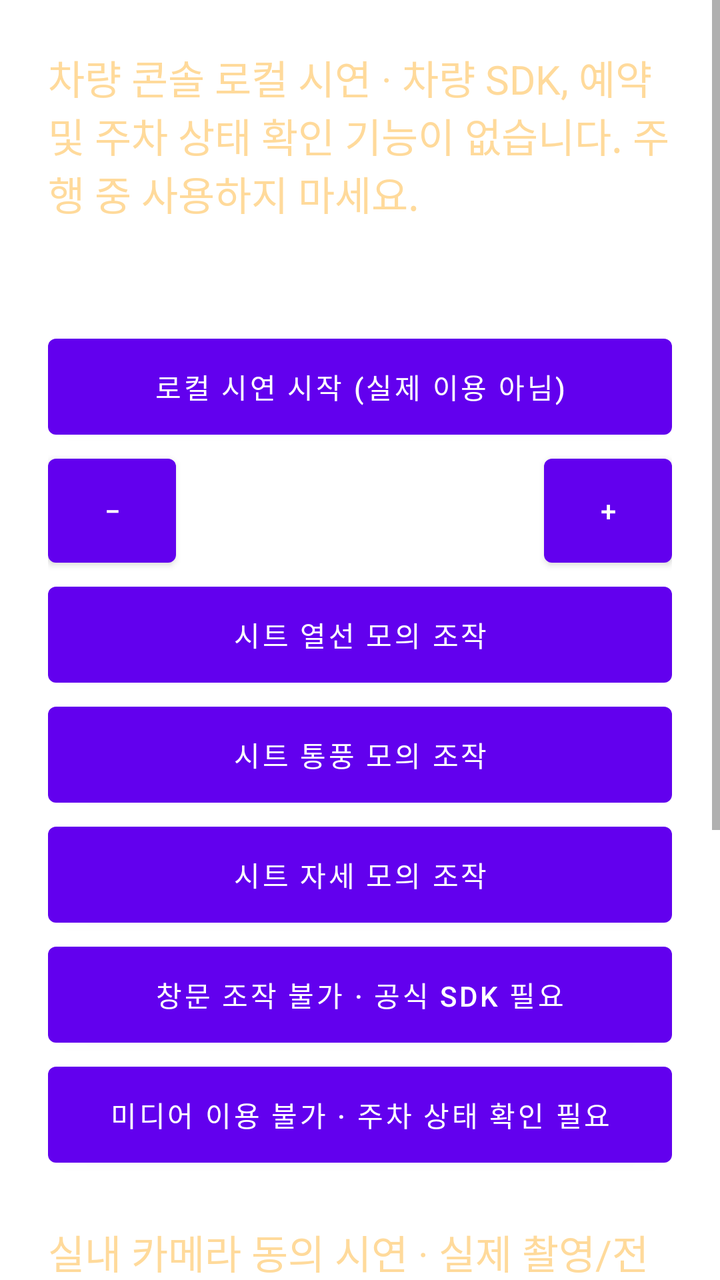
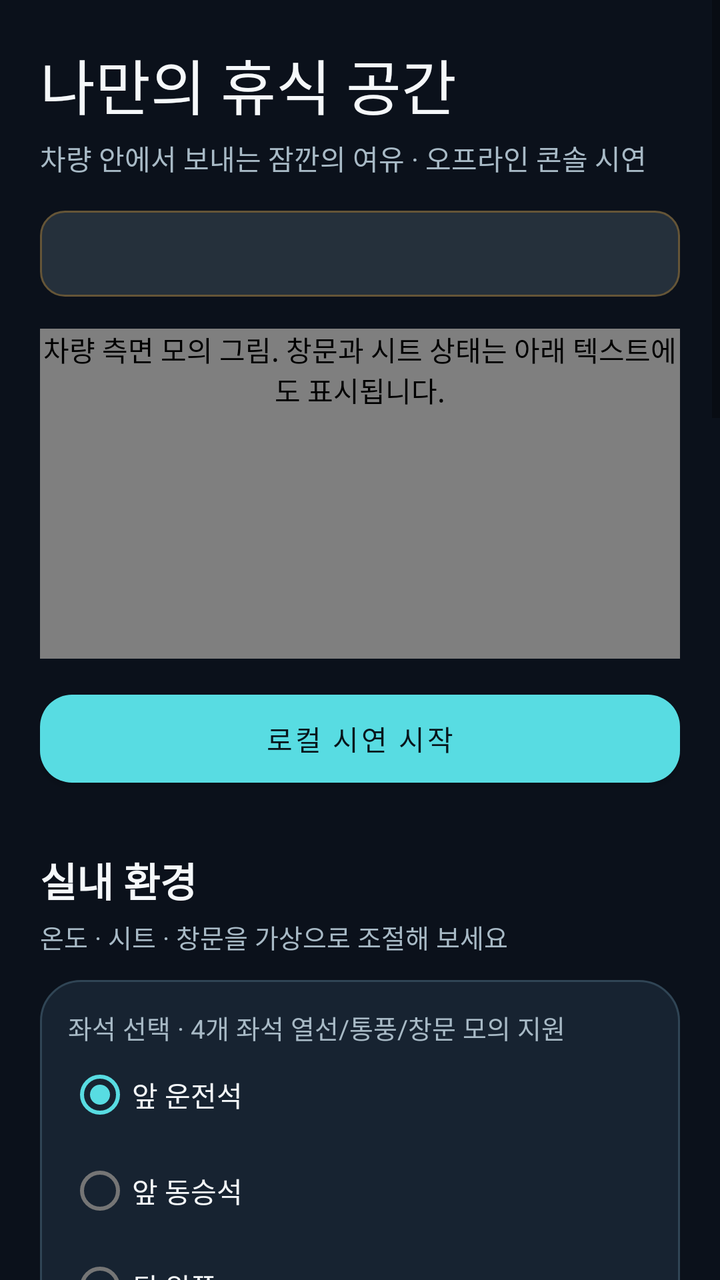

Compare the two renders of this Android layout. The source of the first and the diff that turns it into the second are given below.
<!-- AndroidManifest.xml: application theme Theme.MyApplication -->
<!-- res/layout/fragment_car_rest_control.xml -->
<?xml version="1.0" encoding="utf-8"?>
<ScrollView xmlns:android="http://schemas.android.com/apk/res/android"
    android:layout_width="match_parent" android:layout_height="match_parent" android:fillViewport="true">
    <LinearLayout android:layout_width="match_parent" android:layout_height="wrap_content"
        android:orientation="vertical" android:padding="24dp">
        <TextView android:layout_width="match_parent" android:layout_height="wrap_content"
            android:text="차량 콘솔 로컬 시연 · 차량 SDK, 예약 및 주차 상태 확인 기능이 없습니다. 주행 중 사용하지 마세요."
            android:textColor="#FFDA9B" android:textSize="20sp" />
        <TextView android:id="@+id/tvRestTimer" android:layout_width="match_parent"
            android:layout_height="wrap_content" android:layout_marginTop="20dp"
            android:textColor="#FFFFFF" android:textSize="24sp" />
        <com.google.android.material.button.MaterialButton android:id="@+id/btnStartPreview"
            android:layout_width="match_parent" android:layout_height="60dp" android:text="로컬 시연 시작 (실제 이용 아님)" />
        <LinearLayout android:layout_width="match_parent" android:layout_height="wrap_content"
            android:orientation="horizontal" android:gravity="center_vertical">
            <com.google.android.material.button.MaterialButton android:id="@+id/btnTempMinus"
                android:layout_width="64dp" android:layout_height="64dp" android:text="−" android:contentDescription="모의 온도 낮추기" />
            <TextView android:id="@+id/tvCurrentTemp" android:layout_width="0dp"
                android:layout_height="wrap_content" android:layout_weight="1" android:gravity="center"
                android:textColor="#FFFFFF" android:textSize="22sp" />
            <com.google.android.material.button.MaterialButton android:id="@+id/btnTempPlus"
                android:layout_width="64dp" android:layout_height="64dp" android:text="+" android:contentDescription="모의 온도 높이기" />
        </LinearLayout>
        <com.google.android.material.button.MaterialButton android:id="@+id/btnSeatHeating"
            android:layout_width="match_parent" android:layout_height="60dp" android:text="시트 열선 모의 조작" />
        <com.google.android.material.button.MaterialButton android:id="@+id/btnSeatVentilation"
            android:layout_width="match_parent" android:layout_height="60dp" android:text="시트 통풍 모의 조작" />
        <com.google.android.material.button.MaterialButton android:id="@+id/btnRelaxSeat"
            android:layout_width="match_parent" android:layout_height="60dp" android:text="시트 자세 모의 조작" />
        <com.google.android.material.button.MaterialButton android:id="@+id/btnWindow"
            android:layout_width="match_parent" android:layout_height="60dp" android:text="창문 조작 불가 · 공식 SDK 필요" />
        <com.google.android.material.button.MaterialButton android:id="@+id/btnMedia"
            android:layout_width="match_parent" android:layout_height="60dp" android:text="미디어 이용 불가 · 주차 상태 확인 필요" />
        <TextView android:layout_width="match_parent" android:layout_height="wrap_content"
            android:layout_marginTop="24dp" android:textSize="20sp" android:textColor="#FFDA9B"
            android:text="실내 카메라 동의 시연 · 실제 촬영/전송 없음" />
        <TextView android:id="@+id/tvCameraConsentStatus" android:layout_width="match_parent"
            android:layout_height="wrap_content" android:textSize="18sp" android:textColor="#FFFFFF"
            android:accessibilityLiveRegion="polite" android:text="고객 동의 시연: 꺼짐 · 촬영 및 전송 없음 · 차주 접근 불가" />
        <TextView android:layout_width="match_parent" android:layout_height="wrap_content"
            android:textColor="#FFFFFF" android:text="고객이 직접 선택하는 이 기기 내 상태 표시입니다. 웹과 동기화되지 않으며 차주에게 영상이나 동의 상태가 전달되지 않습니다. 언제든 철회할 수 있습니다." />
        <com.google.android.material.button.MaterialButton android:id="@+id/btnCameraOptIn"
            android:layout_width="match_parent" android:layout_height="60dp" android:text="고객 동의 시연 켜기 (영상 연결 안 됨)" />
        <com.google.android.material.button.MaterialButton android:id="@+id/btnCameraRevoke"
            android:layout_width="match_parent" android:layout_height="60dp" android:text="동의 즉시 철회" />
        <com.google.android.material.button.MaterialButton android:id="@+id/btnCompleteRest"
            android:layout_width="match_parent" android:layout_height="60dp" android:text="로컬 시연 종료 및 동의 철회" />
    </LinearLayout>
</ScrollView>
<!-- resources referenced by this layout -->
<resources>
  <style name="Theme.MyApplication" parent="Theme.MaterialComponents.DayNight.DarkActionBar">
          
          <item name="colorPrimary">@color/purple_500</item>
          <item name="colorPrimaryVariant">@color/purple_700</item>
          <item name="colorOnPrimary">@color/white</item>
          
          <item name="colorSecondary">@color/teal_200</item>
          <item name="colorSecondaryVariant">@color/teal_700</item>
          <item name="colorOnSecondary">@color/black</item>
          
          <item name="android:statusBarColor">?attr/colorPrimaryVariant</item>
          
      </style>
  <color name="purple_500">#FF6200EE</color>
  <color name="purple_700">#FF3700B3</color>
  <color name="white">#FFFFFFFF</color>
  <color name="teal_200">#FF03DAC5</color>
  <color name="teal_700">#FF018786</color>
  <color name="black">#FF000000</color>
</resources>

<!-- the commit's change to res/layout/fragment_car_rest_control.xml (unified diff, before → after) -->
@@ -1,49 +1,189 @@
 <?xml version="1.0" encoding="utf-8"?>
 <ScrollView xmlns:android="http://schemas.android.com/apk/res/android"
-    android:layout_width="match_parent" android:layout_height="match_parent" android:fillViewport="true">
+    xmlns:app="http://schemas.android.com/apk/res-auto"
+    android:layout_width="match_parent" android:layout_height="match_parent"
+    android:background="#0B111B" android:fillViewport="true" android:clipToPadding="false">
     <LinearLayout android:layout_width="match_parent" android:layout_height="wrap_content"
-        android:orientation="vertical" android:padding="24dp">
+        android:orientation="vertical" android:padding="20dp">
         <TextView android:layout_width="match_parent" android:layout_height="wrap_content"
-            android:text="차량 콘솔 로컬 시연 · 차량 SDK, 예약 및 주차 상태 확인 기능이 없습니다. 주행 중 사용하지 마세요."
-            android:textColor="#FFDA9B" android:textSize="20sp" />
+            android:text="나만의 휴식 공간" android:textColor="#F5F8FA"
+            android:fontFamily="sans-serif-light" android:textSize="30sp" />
+        <TextView android:layout_width="match_parent" android:layout_height="wrap_content"
+            android:layout_marginTop="5dp" android:text="차량 안에서 보내는 잠깐의 여유 · 오프라인 콘솔 시연"
+            android:textColor="#A8BAC6" android:textSize="14sp" />
         <TextView android:id="@+id/tvRestTimer" android:layout_width="match_parent"
-            android:layout_height="wrap_content" android:layout_marginTop="20dp"
-            android:textColor="#FFFFFF" android:textSize="24sp" />
+            android:layout_height="wrap_content" android:layout_marginTop="16dp"
+            android:background="@drawable/console_chip" android:padding="12dp"
+            android:textColor="#F6CD8A" android:textSize="14sp" android:accessibilityLiveRegion="polite" />
+        <com.example.myapplication.ui.VehicleSceneView android:id="@+id/vehicleScene"
+            android:layout_width="match_parent" android:layout_height="wrap_content"
+            android:minHeight="165dp" android:layout_marginTop="16dp"
+            android:contentDescription="차량 측면 모의 그림. 창문과 시트 상태는 아래 텍스트에도 표시됩니다." />
         <com.google.android.material.button.MaterialButton android:id="@+id/btnStartPreview"
-            android:layout_width="match_parent" android:layout_height="60dp" android:text="로컬 시연 시작 (실제 이용 아님)" />
+            style="@style/Widget.MaterialComponents.Button"
+            android:layout_width="match_parent" android:layout_height="56dp" android:layout_marginTop="12dp"
+            android:text="로컬 시연 시작" app:cornerRadius="16dp" />
+
+        <TextView android:layout_width="match_parent" android:layout_height="wrap_content"
+            android:layout_marginTop="28dp" android:text="실내 환경" android:textColor="#F5F8FA"
+            android:textSize="20sp" android:textStyle="bold" />
+        <TextView android:layout_width="match_parent" android:layout_height="wrap_content"
+            android:layout_marginTop="4dp" android:text="온도 · 시트 · 창문을 가상으로 조절해 보세요"
+            android:textColor="#A8BAC6" android:textSize="13sp" />
         <LinearLayout android:layout_width="match_parent" android:layout_height="wrap_content"
-            android:orientation="horizontal" android:gravity="center_vertical">
-            <com.google.android.material.button.MaterialButton android:id="@+id/btnTempMinus"
-                android:layout_width="64dp" android:layout_height="64dp" android:text="−" android:contentDescription="모의 온도 낮추기" />
-            <TextView android:id="@+id/tvCurrentTemp" android:layout_width="0dp"
-                android:layout_height="wrap_content" android:layout_weight="1" android:gravity="center"
-                android:textColor="#FFFFFF" android:textSize="22sp" />
-            <com.google.android.material.button.MaterialButton android:id="@+id/btnTempPlus"
-                android:layout_width="64dp" android:layout_height="64dp" android:text="+" android:contentDescription="모의 온도 높이기" />
+            android:layout_marginTop="12dp" android:background="@drawable/console_card"
+            android:padding="14dp" android:orientation="vertical">
+            <TextView android:layout_width="match_parent" android:layout_height="wrap_content"
+                android:text="좌석 선택 · 4개 좌석 열선/통풍/창문 모의 지원" android:textColor="#A8BAC6" android:textSize="13sp" />
+            <RadioGroup android:id="@+id/seatSelector" android:layout_width="match_parent"
+                android:layout_height="wrap_content" android:orientation="vertical">
+                <RadioButton android:id="@+id/seatDriver" android:layout_width="match_parent" android:layout_height="48dp"
+                    android:text="앞 운전석" android:textColor="#F5F8FA" android:checked="true" />
+                <RadioButton android:id="@+id/seatPassenger" android:layout_width="match_parent" android:layout_height="48dp"
+                    android:text="앞 동승석" android:textColor="#F5F8FA" />
+                <RadioButton android:id="@+id/seatRearLeft" android:layout_width="match_parent" android:layout_height="48dp"
+                    android:text="뒤 왼쪽" android:textColor="#F5F8FA" />
+                <RadioButton android:id="@+id/seatRearRight" android:layout_width="match_parent" android:layout_height="48dp"
+                    android:text="뒤 오른쪽" android:textColor="#F5F8FA" />
+            </RadioGroup>
+            <TextView android:id="@+id/tvSelectedSeat" android:layout_width="match_parent" android:layout_height="wrap_content"
+                android:layout_marginTop="8dp" android:textColor="#58DCE2" android:textSize="16sp"
+                android:textStyle="bold" android:accessibilityLiveRegion="polite" />
+            <TextView android:layout_width="match_parent" android:layout_height="wrap_content"
+                android:layout_marginTop="12dp" android:text="공조 구역 선택 · 뒷좌석은 공동 구역 시연"
+                android:textColor="#A8BAC6" android:textSize="13sp" />
+            <RadioGroup android:id="@+id/climateSelector" android:layout_width="match_parent" android:layout_height="wrap_content"
+                android:orientation="horizontal">
+                <RadioButton android:id="@+id/zoneDriver" android:layout_width="wrap_content" android:layout_height="48dp"
+                    android:text="운전석" android:textColor="#F5F8FA" android:checked="true" />
+                <RadioButton android:id="@+id/zonePassenger" android:layout_width="wrap_content" android:layout_height="48dp"
+                    android:text="동승석" android:textColor="#F5F8FA" />
+                <RadioButton android:id="@+id/zoneRear" android:layout_width="wrap_content" android:layout_height="48dp"
+                    android:text="뒷좌석" android:textColor="#F5F8FA" />
+            </RadioGroup>
+            <TextView android:layout_width="match_parent" android:layout_height="wrap_content"
+                android:text="공조 온도  /  시뮬레이션" android:textColor="#A8BAC6" android:textSize="13sp" />
+            <LinearLayout android:layout_width="match_parent" android:layout_height="wrap_content"
+                android:orientation="horizontal" android:gravity="center_vertical">
+                <com.google.android.material.button.MaterialButton android:id="@+id/btnTempMinus"
+                    style="@style/Widget.MaterialComponents.Button.OutlinedButton"
+                    android:layout_width="56dp" android:layout_height="56dp" android:text="−"
+                    android:contentDescription="모의 온도 낮추기" app:cornerRadius="14dp" />
+                <TextView android:id="@+id/tvCurrentTemp" android:layout_width="0dp"
+                    android:layout_height="wrap_content" android:layout_weight="1" android:gravity="center"
+                    android:textColor="#F5F8FA" android:textSize="23sp" android:accessibilityLiveRegion="polite" />
+                <com.google.android.material.button.MaterialButton android:id="@+id/btnTempPlus"
+                    style="@style/Widget.MaterialComponents.Button.OutlinedButton"
+                    android:layout_width="56dp" android:layout_height="56dp" android:text="+"
+                    android:contentDescription="모의 온도 높이기" app:cornerRadius="14dp" />
+            </LinearLayout>
+            <TextView android:layout_width="match_parent" android:layout_height="wrap_content"
+                android:layout_marginTop="12dp" android:text="시트 모드" android:textColor="#A8BAC6" android:textSize="13sp" />
+            <LinearLayout android:layout_width="match_parent" android:layout_height="wrap_content"
+                android:orientation="horizontal">
+                <com.google.android.material.button.MaterialButton android:id="@+id/btnSeatHeating"
+                    style="@style/Widget.MaterialComponents.Button.OutlinedButton"
+                    android:layout_width="0dp" android:layout_weight="1" android:layout_height="56dp"
+                    android:minWidth="0dp" android:insetLeft="0dp" android:insetRight="0dp"
+                    android:text="열선 꺼짐" android:textSize="12sp" app:cornerRadius="14dp" />
+                <com.google.android.material.button.MaterialButton android:id="@+id/btnSeatVentilation"
+                    style="@style/Widget.MaterialComponents.Button.OutlinedButton"
+                    android:layout_width="0dp" android:layout_weight="1" android:layout_height="56dp"
+                    android:minWidth="0dp" android:insetLeft="0dp" android:insetRight="0dp"
+                    android:text="통풍 꺼짐" android:textSize="12sp" app:cornerRadius="14dp" />
+            </LinearLayout>
+            <TextView android:id="@+id/tvSeatPosition" android:layout_width="match_parent" android:layout_height="wrap_content"
+                android:layout_marginTop="14dp" android:textColor="#F5F8FA" android:textSize="15sp"
+                android:accessibilityLiveRegion="polite" />
+            <TextView android:layout_width="match_parent" android:layout_height="wrap_content"
+                android:text="앞좌석 등받이 각도 · 90–130°" android:textColor="#A8BAC6" android:textSize="13sp" />
+            <SeekBar android:id="@+id/seekRecline" android:layout_width="match_parent" android:layout_height="48dp"
+                android:max="40" android:contentDescription="선택한 앞좌석 모의 등받이 각도, 90에서 130도" />
+            <TextView android:layout_width="match_parent" android:layout_height="wrap_content"
+                android:text="앞좌석 앞뒤 위치 · 0–100%" android:textColor="#A8BAC6" android:textSize="13sp" />
+            <SeekBar android:id="@+id/seekForeAft" android:layout_width="match_parent" android:layout_height="48dp"
+                android:max="100" android:contentDescription="선택한 앞좌석 모의 앞뒤 위치, 0에서 100 퍼센트" />
+            <TextView android:id="@+id/tvWindowStatus" android:layout_width="match_parent"
+                android:layout_height="wrap_content" android:layout_marginTop="14dp"
+                android:textColor="#F5F8FA" android:textSize="15sp" android:accessibilityLiveRegion="polite" />
+            <SeekBar android:id="@+id/seekWindow" android:layout_width="match_parent"
+                android:layout_height="48dp" android:max="100" android:progressTint="#58DCE2"
+                android:thumbTint="#58DCE2" android:progressBackgroundTint="#496171"
+                android:contentDescription="모의 창문 열림 정도, 0에서 100 퍼센트" />
         </LinearLayout>
-        <com.google.android.material.button.MaterialButton android:id="@+id/btnSeatHeating"
-            android:layout_width="match_parent" android:layout_height="60dp" android:text="시트 열선 모의 조작" />
-        <com.google.android.material.button.MaterialButton android:id="@+id/btnSeatVentilation"
-            android:layout_width="match_parent" android:layout_height="60dp" android:text="시트 통풍 모의 조작" />
-        <com.google.android.material.button.MaterialButton android:id="@+id/btnRelaxSeat"
-            android:layout_width="match_parent" android:layout_height="60dp" android:text="시트 자세 모의 조작" />
-        <com.google.android.material.button.MaterialButton android:id="@+id/btnWindow"
-            android:layout_width="match_parent" android:layout_height="60dp" android:text="창문 조작 불가 · 공식 SDK 필요" />
-        <com.google.android.material.button.MaterialButton android:id="@+id/btnMedia"
-            android:layout_width="match_parent" android:layout_height="60dp" android:text="미디어 이용 불가 · 주차 상태 확인 필요" />
+
         <TextView android:layout_width="match_parent" android:layout_height="wrap_content"
-            android:layout_marginTop="24dp" android:textSize="20sp" android:textColor="#FFDA9B"
-            android:text="실내 카메라 동의 시연 · 실제 촬영/전송 없음" />
-        <TextView android:id="@+id/tvCameraConsentStatus" android:layout_width="match_parent"
-            android:layout_height="wrap_content" android:textSize="18sp" android:textColor="#FFFFFF"
-            android:accessibilityLiveRegion="polite" android:text="고객 동의 시연: 꺼짐 · 촬영 및 전송 없음 · 차주 접근 불가" />
+            android:layout_marginTop="26dp" android:text="휴식 콘텐츠" android:textColor="#F5F8FA"
+            android:textSize="20sp" android:textStyle="bold" />
         <TextView android:layout_width="match_parent" android:layout_height="wrap_content"
-            android:textColor="#FFFFFF" android:text="고객이 직접 선택하는 이 기기 내 상태 표시입니다. 웹과 동기화되지 않으며 차주에게 영상이나 동의 상태가 전달되지 않습니다. 언제든 철회할 수 있습니다." />
-        <com.google.android.material.button.MaterialButton android:id="@+id/btnCameraOptIn"
-            android:layout_width="match_parent" android:layout_height="60dp" android:text="고객 동의 시연 켜기 (영상 연결 안 됨)" />
-        <com.google.android.material.button.MaterialButton android:id="@+id/btnCameraRevoke"
-            android:layout_width="match_parent" android:layout_height="60dp" android:text="동의 즉시 철회" />
+            android:layout_marginTop="4dp" android:text="영상 서비스는 이 차량에서 주차 여부를 확인할 수 없습니다"
+            android:textColor="#A8BAC6" android:textSize="13sp" />
+        <LinearLayout android:layout_width="match_parent" android:layout_height="wrap_content"
+            android:layout_marginTop="12dp" android:orientation="vertical"
+            android:background="@drawable/console_card" android:padding="14dp">
+            <com.google.android.material.button.MaterialButton android:id="@+id/btnMedia"
+                style="@style/Widget.MaterialComponents.Button.OutlinedButton"
+                android:layout_width="match_parent" android:layout_height="56dp"
+                android:text="앰비언트 모의 재생" app:cornerRadius="14dp" />
+            <TextView android:layout_width="match_parent" android:layout_height="wrap_content"
+                android:layout_marginTop="8dp" android:text="화면 효과만 변경 · 실제 오디오/영상 재생 없음"
+                android:textColor="#A8BAC6" android:textSize="12sp" />
+            <LinearLayout android:layout_width="match_parent" android:layout_height="wrap_content"
+                android:layout_marginTop="12dp" android:orientation="horizontal">
+                <com.google.android.material.button.MaterialButton android:id="@+id/btnYouTube"
+                    style="@style/Widget.MaterialComponents.Button.OutlinedButton"
+                    android:layout_width="0dp" android:layout_weight="1" android:layout_height="64dp"
+                    android:minWidth="0dp" android:insetLeft="0dp" android:insetRight="0dp"
+                    android:text="▶  YouTube" android:textAllCaps="false" android:textSize="15sp"
+                    app:cornerRadius="14dp" />
+                <com.google.android.material.button.MaterialButton android:id="@+id/btnNetflix"
+                    style="@style/Widget.MaterialComponents.Button.OutlinedButton"
+                    android:layout_width="0dp" android:layout_weight="1" android:layout_height="64dp"
+                    android:minWidth="0dp" android:insetLeft="0dp" android:insetRight="0dp"
+                    android:text="N  Netflix" android:textAllCaps="false" android:textSize="15sp"
+                    app:cornerRadius="14dp" />
+            </LinearLayout>
+            <TextView android:id="@+id/tvVideoAvailability" android:layout_width="match_parent"
+                android:layout_height="wrap_content" android:layout_marginTop="10dp"
+                android:text="차량 영상 실행 불가 · 공식 주차 상태 확인 및 승인된 앱 연동 필요"
+                android:textColor="#F6CD8A" android:textSize="13sp" />
+            <TextView android:layout_width="match_parent" android:layout_height="wrap_content"
+                android:layout_marginTop="5dp"
+                android:text="휴대폰에서 해당 앱을 직접 이용하세요. 차량 화면으로 전송하거나 주행 중 시청하지 마세요."
+                android:textColor="#A8BAC6" android:textSize="12sp" />
+        </LinearLayout>
+
+        <TextView android:layout_width="match_parent" android:layout_height="wrap_content"
+            android:layout_marginTop="26dp" android:text="프라이버시 시연" android:textColor="#F5F8FA"
+            android:textSize="20sp" android:textStyle="bold" />
+        <LinearLayout android:layout_width="match_parent" android:layout_height="wrap_content"
+            android:layout_marginTop="12dp" android:padding="14dp" android:orientation="vertical"
+            android:background="@drawable/console_card">
+            <TextView android:id="@+id/tvCameraConsentStatus" android:layout_width="match_parent"
+                android:layout_height="wrap_content" android:textSize="15sp" android:textColor="#F5F8FA"
+                android:accessibilityLiveRegion="polite" />
+            <TextView android:layout_width="match_parent" android:layout_height="wrap_content"
+                android:layout_marginTop="6dp" android:textSize="12sp" android:textColor="#A8BAC6"
+                android:text="실제 촬영·전송 없음 · 웹과 동기화되지 않으며 차주에게 전달되지 않습니다" />
+            <LinearLayout android:layout_width="match_parent" android:layout_height="wrap_content"
+                android:layout_marginTop="8dp" android:orientation="horizontal">
+                <com.google.android.material.button.MaterialButton android:id="@+id/btnCameraOptIn"
+                    style="@style/Widget.MaterialComponents.Button.OutlinedButton"
+                    android:layout_width="0dp" android:layout_weight="1" android:layout_height="56dp"
+                    android:minWidth="0dp" android:text="동의 시연 켜기" app:cornerRadius="14dp" />
+                <com.google.android.material.button.MaterialButton android:id="@+id/btnCameraRevoke"
+                    style="@style/Widget.MaterialComponents.Button.OutlinedButton"
+                    android:layout_width="0dp" android:layout_weight="1" android:layout_height="56dp"
+                    android:minWidth="0dp" android:text="동의 철회" app:cornerRadius="14dp" />
+            </LinearLayout>
+        </LinearLayout>
         <com.google.android.material.button.MaterialButton android:id="@+id/btnCompleteRest"
-            android:layout_width="match_parent" android:layout_height="60dp" android:text="로컬 시연 종료 및 동의 철회" />
+            style="@style/Widget.MaterialComponents.Button.OutlinedButton"
+            android:layout_width="match_parent" android:layout_height="56dp" android:layout_marginTop="20dp"
+            android:text="시연 종료 · 상태 초기화" app:cornerRadius="16dp" />
+        <TextView android:layout_width="match_parent" android:layout_height="wrap_content"
+            android:layout_marginTop="12dp" android:gravity="center"
+            android:text="PLEOS  /  LOCAL EXPERIENCE PREVIEW" android:textColor="#748B9A"
+            android:textSize="11sp" />
     </LinearLayout>
 </ScrollView>
<!-- resource entries referenced after the edit -->
@@ -1,23 +1,29 @@
 <!-- resources referenced by this layout -->
 <resources>
-  <style name="Theme.MyApplication" parent="Theme.MaterialComponents.DayNight.DarkActionBar">
-          
-          <item name="colorPrimary">@color/purple_500</item>
-          <item name="colorPrimaryVariant">@color/purple_700</item>
-          <item name="colorOnPrimary">@color/white</item>
-          
-          <item name="colorSecondary">@color/teal_200</item>
-          <item name="colorSecondaryVariant">@color/teal_700</item>
-          <item name="colorOnSecondary">@color/black</item>
-          
-          <item name="android:statusBarColor">?attr/colorPrimaryVariant</item>
-          
+  <!-- drawable console_card (drawable) -->
+  <?xml version="1.0" encoding="utf-8"?>
+  <shape xmlns:android="http://schemas.android.com/apk/res/android" android:shape="rectangle">
+      <solid android:color="#172331" />
+      <corners android:radius="20dp" />
+      <stroke android:width="1dp" android:color="#304555" />
+  </shape>
+  <!-- drawable console_chip (drawable) -->
+  <?xml version="1.0" encoding="utf-8"?>
+  <shape xmlns:android="http://schemas.android.com/apk/res/android" android:shape="rectangle">
+      <solid android:color="#25303B" />
+      <corners android:radius="12dp" />
+      <stroke android:width="1dp" android:color="#655537" />
+  </shape>
+  <style name="Theme.MyApplication" parent="Theme.MaterialComponents.DayNight.NoActionBar">
+          <item name="colorPrimary">#58DCE2</item>
+          <item name="colorPrimaryVariant">#0B111B</item>
+          <item name="colorOnPrimary">#08151B</item>
+          <item name="colorSecondary">#58DCE2</item>
+          <item name="colorOnSecondary">#08151B</item>
+          <item name="android:statusBarColor">#0B111B</item>
+          <item name="android:navigationBarColor">#0B111B</item>
+          <item name="android:windowLightStatusBar">false</item>
+          <item name="android:windowLightNavigationBar">false</item>
       </style>
-  <color name="purple_500">#FF6200EE</color>
-  <color name="purple_700">#FF3700B3</color>
-  <color name="white">#FFFFFFFF</color>
-  <color name="teal_200">#FF03DAC5</color>
-  <color name="teal_700">#FF018786</color>
-  <color name="black">#FF000000</color>
 </resources>
 
